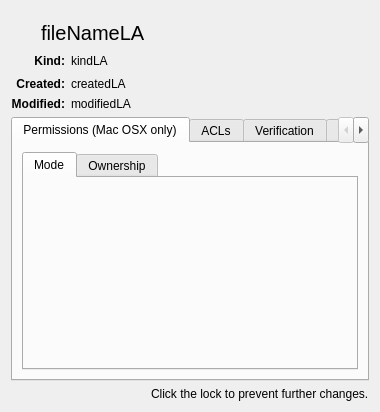
This is FWAdminLib/GetInfoMainDlg.ui in fw-dev/translations as Qt 5 draws it before an edit. The edited form follows.
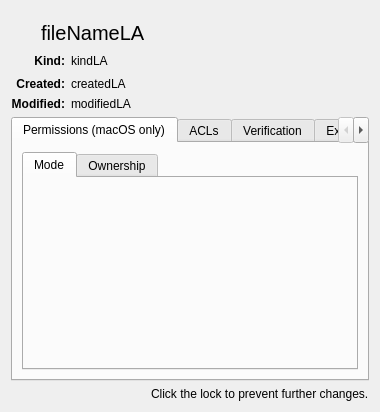
This is the edited form. The open tabs and pages were chosen to show the change. Icons and pictures are not drawn. Custom widgets are drawn as their Qt base class.

The edit to the form file:
```diff
--- a/FWAdminLib/GetInfoMainDlg.ui
+++ b/FWAdminLib/GetInfoMainDlg.ui
@@ -173,7 +173,7 @@
      </property>
      <widget class="QWidget" name="permissions">
       <attribute name="title">
-       <string>Permissions (Mac OSX only)</string>
+       <string>Permissions (macOS only)</string>
       </attribute>
       <layout class="QVBoxLayout">
        <item>
```
Left out of the diff: 20 changed lines with no effect on the pictures.
